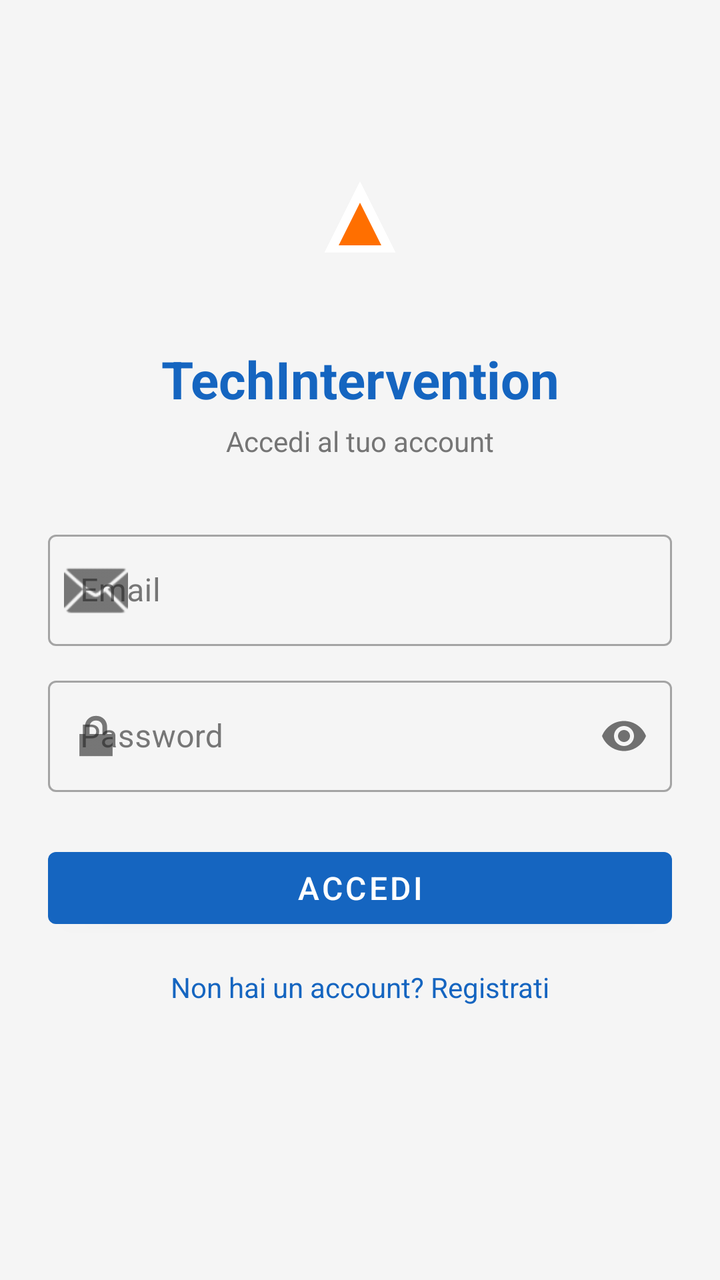
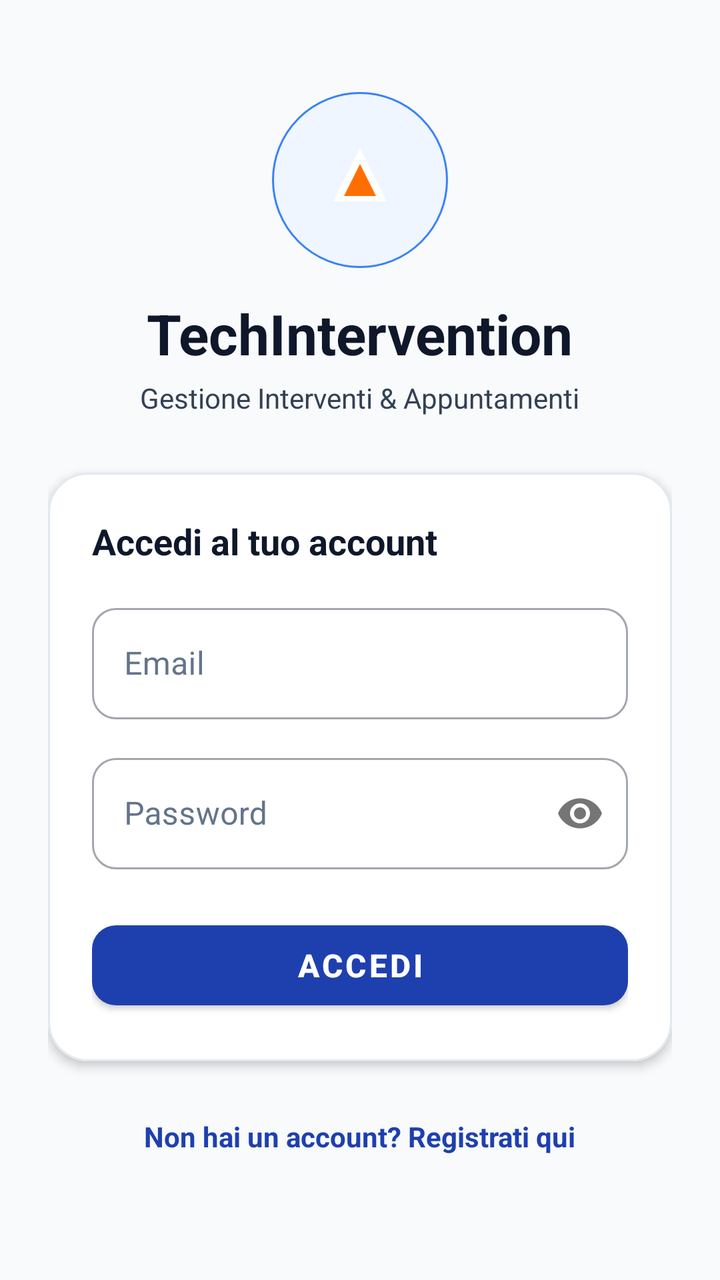

An Android layout rendered at two revisions. The XML below is the earlier revision; the diff shows what the commit changed to produce the second picture.
<!-- AndroidManifest.xml: application theme Theme.TechInterventionApp -->
<!-- res/layout/fragment_login.xml -->
<?xml version="1.0" encoding="utf-8"?>
<ScrollView
    xmlns:android="http://schemas.android.com/apk/res/android"
    xmlns:app="http://schemas.android.com/apk/res-auto"
    android:layout_width="match_parent"
    android:layout_height="match_parent"
    android:fillViewport="true"
    android:background="@color/background">

    <androidx.constraintlayout.widget.ConstraintLayout
        android:layout_width="match_parent"
        android:layout_height="wrap_content"
        android:padding="24dp">

        <ImageView
            android:id="@+id/iv_logo"
            android:layout_width="96dp"
            android:layout_height="96dp"
            android:src="@drawable/ic_launcher_foreground"
            app:layout_constraintTop_toTopOf="parent"
            app:layout_constraintStart_toStartOf="parent"
            app:layout_constraintEnd_toEndOf="parent"
            android:layout_marginTop="40dp" />

        <TextView
            android:id="@+id/tv_title"
            android:layout_width="wrap_content"
            android:layout_height="wrap_content"
            android:text="@string/app_name"
            android:textSize="26sp"
            android:textStyle="bold"
            android:textColor="@color/primary"
            app:layout_constraintTop_toBottomOf="@id/iv_logo"
            app:layout_constraintStart_toStartOf="parent"
            app:layout_constraintEnd_toEndOf="parent"
            android:layout_marginTop="12dp" />

        <TextView
            android:id="@+id/tv_subtitle"
            android:layout_width="wrap_content"
            android:layout_height="wrap_content"
            android:text="Accedi al tuo account"
            android:textSize="14sp"
            android:textColor="@color/text_secondary"
            app:layout_constraintTop_toBottomOf="@id/tv_title"
            app:layout_constraintStart_toStartOf="parent"
            app:layout_constraintEnd_toEndOf="parent"
            android:layout_marginTop="4dp" />

        <com.google.android.material.textfield.TextInputLayout
            android:id="@+id/til_email"
            style="@style/Widget.MaterialComponents.TextInputLayout.OutlinedBox"
            android:layout_width="0dp"
            android:layout_height="wrap_content"
            android:hint="Email"
            app:startIconDrawable="@android:drawable/ic_dialog_email"
            app:layout_constraintTop_toBottomOf="@id/tv_subtitle"
            app:layout_constraintStart_toStartOf="parent"
            app:layout_constraintEnd_toEndOf="parent"
            android:layout_marginTop="32dp">

            <com.google.android.material.textfield.TextInputEditText
                android:id="@+id/et_email"
                android:layout_width="match_parent"
                android:layout_height="wrap_content"
                android:inputType="textEmailAddress"
                android:imeOptions="actionNext" />
        </com.google.android.material.textfield.TextInputLayout>

        <com.google.android.material.textfield.TextInputLayout
            android:id="@+id/til_password"
            style="@style/Widget.MaterialComponents.TextInputLayout.OutlinedBox"
            android:layout_width="0dp"
            android:layout_height="wrap_content"
            android:hint="Password"
            app:passwordToggleEnabled="true"
            app:startIconDrawable="@android:drawable/ic_lock_lock"
            app:layout_constraintTop_toBottomOf="@id/til_email"
            app:layout_constraintStart_toStartOf="parent"
            app:layout_constraintEnd_toEndOf="parent"
            android:layout_marginTop="12dp">

            <com.google.android.material.textfield.TextInputEditText
                android:id="@+id/et_password"
                android:layout_width="match_parent"
                android:layout_height="wrap_content"
                android:inputType="textPassword"
                android:imeOptions="actionDone" />
        </com.google.android.material.textfield.TextInputLayout>

        <com.google.android.material.button.MaterialButton
            android:id="@+id/btn_login"
            android:layout_width="0dp"
            android:layout_height="wrap_content"
            android:text="Accedi"
            android:textSize="16sp"
            app:layout_constraintTop_toBottomOf="@id/til_password"
            app:layout_constraintStart_toStartOf="parent"
            app:layout_constraintEnd_toEndOf="parent"
            android:layout_marginTop="24dp" />

        <TextView
            android:id="@+id/tv_register"
            android:layout_width="wrap_content"
            android:layout_height="wrap_content"
            android:text="Non hai un account? Registrati"
            android:textColor="@color/primary"
            android:padding="8dp"
            app:layout_constraintTop_toBottomOf="@id/btn_login"
            app:layout_constraintStart_toStartOf="parent"
            app:layout_constraintEnd_toEndOf="parent"
            android:layout_marginTop="8dp" />

    </androidx.constraintlayout.widget.ConstraintLayout>
</ScrollView>
<!-- resources referenced by this layout -->
<resources>
  <color name="background">#F5F5F5</color>
  <color name="primary">#1565C0</color>
  <color name="text_secondary">#757575</color>
  <!-- drawable ic_launcher_foreground (drawable) -->
  <?xml version="1.0" encoding="utf-8"?>
  <vector xmlns:android="http://schemas.android.com/apk/res/android"
      android:width="108dp"
      android:height="108dp"
      android:viewportWidth="108"
      android:viewportHeight="108">
      <path
          android:fillColor="#FFFFFF"
          android:pathData="M54,30 L74,70 L34,70 Z" />
      <path
          android:fillColor="#FF6F00"
          android:pathData="M54,42 L66,66 L42,66 Z" />
  </vector>
  <string name="app_name">TechIntervention</string>
  <style name="Theme.TechInterventionApp" parent="Theme.MaterialComponents.DayNight.NoActionBar">
          
          <item name="colorPrimary">@color/primary</item>
          <item name="colorPrimaryVariant">@color/primary_variant</item>
          <item name="colorOnPrimary">@color/white</item>
          <item name="colorSecondary">@color/secondary</item>
          <item name="colorSecondaryVariant">@color/secondary_variant</item>
          <item name="colorOnSecondary">@color/white</item>
          <item name="colorError">@color/error</item>
  
          
          <item name="android:colorBackground">@color/background</item>
          <item name="colorSurface">@color/surface</item>
          <item name="colorOnSurface">@color/on_surface</item>
  
          
          <item name="android:statusBarColor">@color/primary_variant</item>
      </style>
  <color name="primary_variant">#003c8f</color>
  <color name="white">#FFFFFF</color>
  <color name="secondary">#FF6F00</color>
  <color name="secondary_variant">#c43e00</color>
  <color name="error">#B00020</color>
  <color name="surface">#FFFFFF</color>
  <color name="on_surface">#212121</color>
</resources>

<!-- the commit's change to res/layout/fragment_login.xml (unified diff, before → after) -->
@@ -7,109 +7,139 @@
     android:fillViewport="true"
     android:background="@color/background">
 
-    <androidx.constraintlayout.widget.ConstraintLayout
+    <LinearLayout
         android:layout_width="match_parent"
         android:layout_height="wrap_content"
+        android:orientation="vertical"
+        android:gravity="center"
         android:padding="24dp">
 
+        
         <ImageView
             android:id="@+id/iv_logo"
-            android:layout_width="96dp"
-            android:layout_height="96dp"
+            android:layout_width="88dp"
+            android:layout_height="88dp"
             android:src="@drawable/ic_launcher_foreground"
-            app:layout_constraintTop_toTopOf="parent"
-            app:layout_constraintStart_toStartOf="parent"
-            app:layout_constraintEnd_toEndOf="parent"
-            android:layout_marginTop="40dp" />
+            android:background="@drawable/bg_client_avatar"
+            android:padding="8dp"
+            android:layout_marginTop="20dp" />
 
         <TextView
             android:id="@+id/tv_title"
             android:layout_width="wrap_content"
             android:layout_height="wrap_content"
             android:text="@string/app_name"
-            android:textSize="26sp"
+            android:textSize="28sp"
             android:textStyle="bold"
-            android:textColor="@color/primary"
-            app:layout_constraintTop_toBottomOf="@id/iv_logo"
-            app:layout_constraintStart_toStartOf="parent"
-            app:layout_constraintEnd_toEndOf="parent"
-            android:layout_marginTop="12dp" />
+            android:textColor="@color/text_primary"
+            android:layout_marginTop="14dp" />
 
         <TextView
             android:id="@+id/tv_subtitle"
             android:layout_width="wrap_content"
             android:layout_height="wrap_content"
-            android:text="Accedi al tuo account"
+            android:text="Gestione Interventi &amp; Appuntamenti"
             android:textSize="14sp"
             android:textColor="@color/text_secondary"
-            app:layout_constraintTop_toBottomOf="@id/tv_title"
-            app:layout_constraintStart_toStartOf="parent"
-            app:layout_constraintEnd_toEndOf="parent"
             android:layout_marginTop="4dp" />
 
-        <com.google.android.material.textfield.TextInputLayout
-            android:id="@+id/til_email"
-            style="@style/Widget.MaterialComponents.TextInputLayout.OutlinedBox"
-            android:layout_width="0dp"
+        
+        <com.google.android.material.card.MaterialCardView
+            android:layout_width="match_parent"
             android:layout_height="wrap_content"
-            android:hint="Email"
-            app:startIconDrawable="@android:drawable/ic_dialog_email"
-            app:layout_constraintTop_toBottomOf="@id/tv_subtitle"
-            app:layout_constraintStart_toStartOf="parent"
-            app:layout_constraintEnd_toEndOf="parent"
-            android:layout_marginTop="32dp">
+            app:cardCornerRadius="20dp"
+            app:cardElevation="3dp"
+            app:strokeColor="@color/border_subtle"
+            app:strokeWidth="1dp"
+            android:layout_marginTop="28dp">
 
-            <com.google.android.material.textfield.TextInputEditText
-                android:id="@+id/et_email"
+            <LinearLayout
                 android:layout_width="match_parent"
                 android:layout_height="wrap_content"
-                android:inputType="textEmailAddress"
-                android:imeOptions="actionNext" />
-        </com.google.android.material.textfield.TextInputLayout>
+                android:orientation="vertical"
+                android:background="@color/surface"
+                android:padding="22dp">
 
-        <com.google.android.material.textfield.TextInputLayout
-            android:id="@+id/til_password"
-            style="@style/Widget.MaterialComponents.TextInputLayout.OutlinedBox"
-            android:layout_width="0dp"
-            android:layout_height="wrap_content"
-            android:hint="Password"
-            app:passwordToggleEnabled="true"
-            app:startIconDrawable="@android:drawable/ic_lock_lock"
-            app:layout_constraintTop_toBottomOf="@id/til_email"
-            app:layout_constraintStart_toStartOf="parent"
-            app:layout_constraintEnd_toEndOf="parent"
-            android:layout_marginTop="12dp">
+                <TextView
+                    android:layout_width="wrap_content"
+                    android:layout_height="wrap_content"
+                    android:text="Accedi al tuo account"
+                    android:textSize="18sp"
+                    android:textStyle="bold"
+                    android:textColor="@color/text_primary"
+                    android:layout_marginBottom="16dp" />
 
-            <com.google.android.material.textfield.TextInputEditText
-                android:id="@+id/et_password"
-                android:layout_width="match_parent"
-                android:layout_height="wrap_content"
-                android:inputType="textPassword"
-                android:imeOptions="actionDone" />
-        </com.google.android.material.textfield.TextInputLayout>
+                <com.google.android.material.textfield.TextInputLayout
+                    android:id="@+id/til_email"
+                    style="@style/Widget.MaterialComponents.TextInputLayout.OutlinedBox"
+                    android:layout_width="match_parent"
+                    android:layout_height="wrap_content"
+                    android:hint="Email"
+                    android:textColorHint="@color/text_muted"
+                    app:boxCornerRadiusTopStart="12dp"
+                    app:boxCornerRadiusTopEnd="12dp"
+                    app:boxCornerRadiusBottomStart="12dp"
+                    app:boxCornerRadiusBottomEnd="12dp">
 
-        <com.google.android.material.button.MaterialButton
-            android:id="@+id/btn_login"
-            android:layout_width="0dp"
-            android:layout_height="wrap_content"
-            android:text="Accedi"
-            android:textSize="16sp"
-            app:layout_constraintTop_toBottomOf="@id/til_password"
-            app:layout_constraintStart_toStartOf="parent"
-            app:layout_constraintEnd_toEndOf="parent"
-            android:layout_marginTop="24dp" />
+                    <com.google.android.material.textfield.TextInputEditText
+                        android:id="@+id/et_email"
+                        android:layout_width="match_parent"
+                        android:layout_height="wrap_content"
+                        android:textColor="@color/text_primary"
+                        android:inputType="textEmailAddress"
+                        android:imeOptions="actionNext" />
+                </com.google.android.material.textfield.TextInputLayout>
 
+                <com.google.android.material.textfield.TextInputLayout
+                    android:id="@+id/til_password"
+                    style="@style/Widget.MaterialComponents.TextInputLayout.OutlinedBox"
+                    android:layout_width="match_parent"
+                    android:layout_height="wrap_content"
+                    android:hint="Password"
+                    android:textColorHint="@color/text_muted"
+                    app:passwordToggleEnabled="true"
+                    app:boxCornerRadiusTopStart="12dp"
+                    app:boxCornerRadiusTopEnd="12dp"
+                    app:boxCornerRadiusBottomStart="12dp"
+                    app:boxCornerRadiusBottomEnd="12dp"
+                    android:layout_marginTop="14dp">
+
+                    <com.google.android.material.textfield.TextInputEditText
+                        android:id="@+id/et_password"
+                        android:layout_width="match_parent"
+                        android:layout_height="wrap_content"
+                        android:textColor="@color/text_primary"
+                        android:inputType="textPassword"
+                        android:imeOptions="actionDone" />
+                </com.google.android.material.textfield.TextInputLayout>
+
+                <com.google.android.material.button.MaterialButton
+                    android:id="@+id/btn_login"
+                    android:layout_width="match_parent"
+                    android:layout_height="52dp"
+                    android:text="Accedi"
+                    android:textSize="16sp"
+                    android:textStyle="bold"
+                    android:textColor="@color/white"
+                    app:backgroundTint="@color/primary"
+                    app:cornerRadius="12dp"
+                    android:layout_marginTop="22dp" />
+
+            </LinearLayout>
+        </com.google.android.material.card.MaterialCardView>
+
+        
         <TextView
             android:id="@+id/tv_register"
             android:layout_width="wrap_content"
             android:layout_height="wrap_content"
-            android:text="Non hai un account? Registrati"
+            android:text="Non hai un account? Registrati qui"
             android:textColor="@color/primary"
-            android:padding="8dp"
-            app:layout_constraintTop_toBottomOf="@id/btn_login"
-            app:layout_constraintStart_toStartOf="parent"
-            app:layout_constraintEnd_toEndOf="parent"
-            android:layout_marginTop="8dp" />
+            android:textStyle="bold"
+            android:textSize="14sp"
+            android:padding="12dp"
+            android:layout_marginTop="16dp"
+            android:layout_marginBottom="24dp" />
 
-    </androidx.constraintlayout.widget.ConstraintLayout>
+    </LinearLayout>
 </ScrollView>
<!-- resource entries referenced after the edit -->
@@ -1,8 +1,9 @@
 <!-- resources referenced by this layout -->
 <resources>
-  <color name="background">#F5F5F5</color>
-  <color name="primary">#1565C0</color>
-  <color name="text_secondary">#757575</color>
+  <color name="background">#F8FAFC</color>
+  <color name="border_subtle">#E2E8F0</color>
+  <color name="primary">#1E40AF</color>
+  <color name="text_secondary">#334155</color>
   <!-- drawable ic_launcher_foreground (drawable) -->
   <?xml version="1.0" encoding="utf-8"?>
   <vector xmlns:android="http://schemas.android.com/apk/res/android"
@@ -18,7 +19,7 @@
           android:pathData="M54,42 L66,66 L42,66 Z" />
   </vector>
   <string name="app_name">TechIntervention</string>
-  <style name="Theme.TechInterventionApp" parent="Theme.MaterialComponents.DayNight.NoActionBar">
+  <style name="Theme.TechInterventionApp" parent="Theme.MaterialComponents.Light.NoActionBar">
           
           <item name="colorPrimary">@color/primary</item>
           <item name="colorPrimaryVariant">@color/primary_variant</item>
@@ -31,17 +32,51 @@
           
           <item name="android:colorBackground">@color/background</item>
           <item name="colorSurface">@color/surface</item>
-          <item name="colorOnSurface">@color/on_surface</item>
+          <item name="colorOnSurface">@color/text_primary</item>
   
           
-          <item name="android:statusBarColor">@color/primary_variant</item>
+          <item name="android:textColor">@color/text_primary</item>
+          <item name="android:textColorPrimary">@color/text_primary</item>
+          <item name="android:textColorSecondary">@color/text_secondary</item>
+          <item name="android:textColorHint">@color/text_muted</item>
+  
+          
+          <item name="android:statusBarColor">@color/background</item>
+          <item name="android:windowLightStatusBar">true</item>
+          <item name="android:navigationBarColor">@color/surface</item>
+          <item name="android:windowLightNavigationBar">true</item>
+  
+          
+          <item name="textInputStyle">@style/Widget.App.TextInputLayout</item>
       </style>
-  <color name="primary_variant">#003c8f</color>
+  <color name="primary_subtle">#EFF6FF</color>
+  <color name="primary_light">#3B82F6</color>
+  <color name="primary_variant">#172554</color>
   <color name="white">#FFFFFF</color>
-  <color name="secondary">#FF6F00</color>
-  <color name="secondary_variant">#c43e00</color>
-  <color name="error">#B00020</color>
+  <!-- drawable bg_client_avatar (drawable) -->
+  <?xml version="1.0" encoding="utf-8"?>
+  <shape xmlns:android="http://schemas.android.com/apk/res/android"
+      android:shape="oval">
+      <solid android:color="@color/primary_subtle" />
+      <stroke
+          android:width="1dp"
+          android:color="@color/primary_light" />
+  </shape>
+  <color name="secondary">#D97706</color>
+  <color name="secondary_variant">#B45309</color>
+  <color name="error">#DC2626</color>
+  <style name="Widget.App.TextInputLayout" parent="Widget.MaterialComponents.TextInputLayout.OutlinedBox">
+          <item name="boxStrokeColor">@color/primary</item>
+          <item name="boxStrokeWidth">1.5dp</item>
+          <item name="boxCornerRadiusTopStart">12dp</item>
+          <item name="boxCornerRadiusTopEnd">12dp</item>
+          <item name="boxCornerRadiusBottomStart">12dp</item>
+          <item name="boxCornerRadiusBottomEnd">12dp</item>
+          <item name="hintTextColor">@color/primary</item>
+          <item name="android:textColorHint">@color/text_muted</item>
+      </style>
   <color name="surface">#FFFFFF</color>
-  <color name="on_surface">#212121</color>
+  <color name="text_muted">#64748B</color>
+  <color name="text_primary">#0F172A</color>
 </resources>
 
